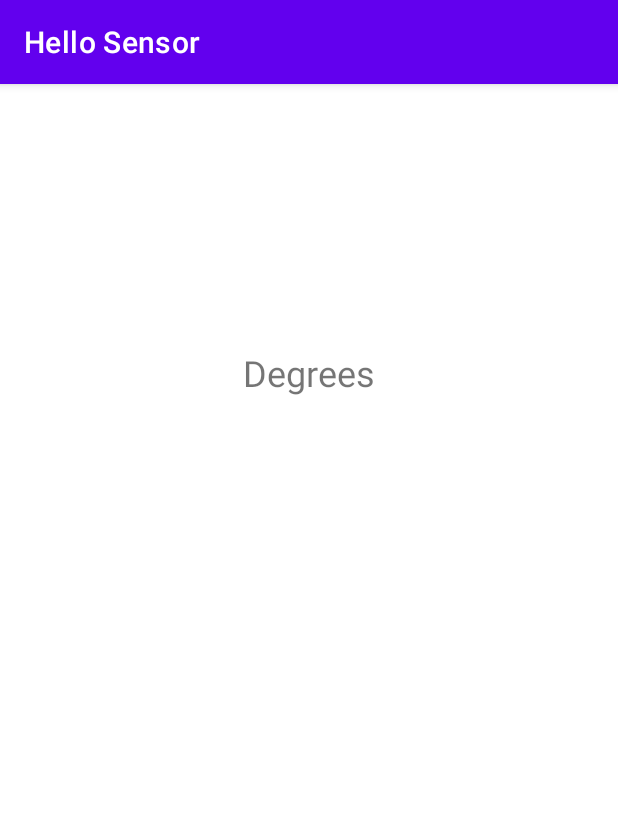
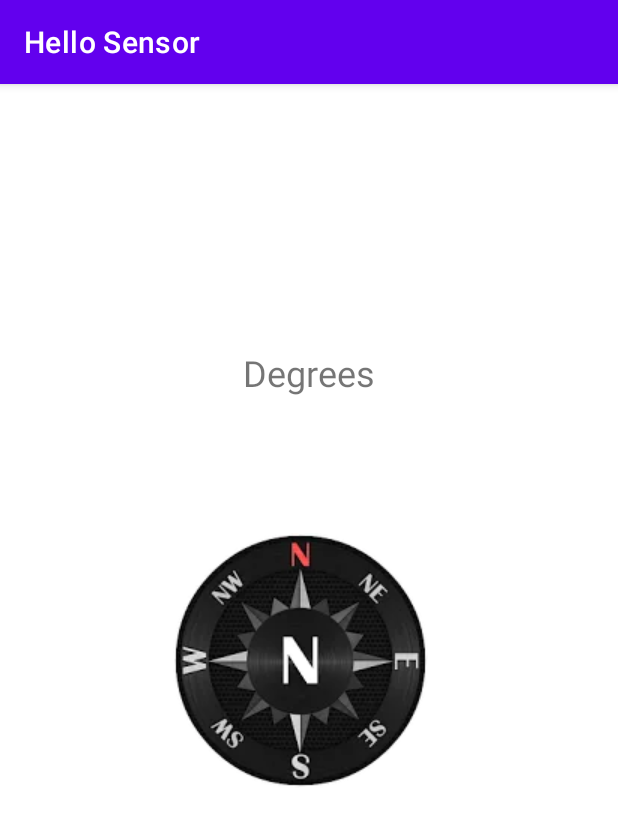
Before and after one commit to isak-m/hello-sensor, an Android app: the CompassActivity screen opened directly, with no data from a screen before it, on a phone screen of 412 x 824 dp. Shown: the top 826 px of the screen. Run offline under Robolectric (Android 15) with nearby library versions, the phone set to English and light mode, and no system bars.

Commit message:
kompassen fick en ikon + lågpassfilter på sensordatan i kompassen

```diff
--- a/app/src/main/res/layout/activity_compass.xml
+++ b/app/src/main/res/layout/activity_compass.xml
@@ -16,4 +16,15 @@
         app:layout_constraintEnd_toEndOf="parent"
         app:layout_constraintStart_toStartOf="parent"
         app:layout_constraintTop_toTopOf="parent" />
+
+    <ImageView
+        android:id="@+id/ivCompass"
+        android:layout_width="wrap_content"
+        android:layout_height="wrap_content"
+        android:src="@drawable/compass_icon"
+        app:layout_constraintBottom_toBottomOf="parent"
+        app:layout_constraintEnd_toEndOf="parent"
+        app:layout_constraintHorizontal_bias="0.476"
+        app:layout_constraintStart_toStartOf="parent"
+        app:layout_constraintTop_toTopOf="parent" />
 </androidx.constraintlayout.widget.ConstraintLayout>
```
Also changed, not shown: app/src/main/java/com/example/hellosensor/CompassActivity.java (+52 -7 lines), app/src/main/res/drawable/compass_icon.webp (added).
